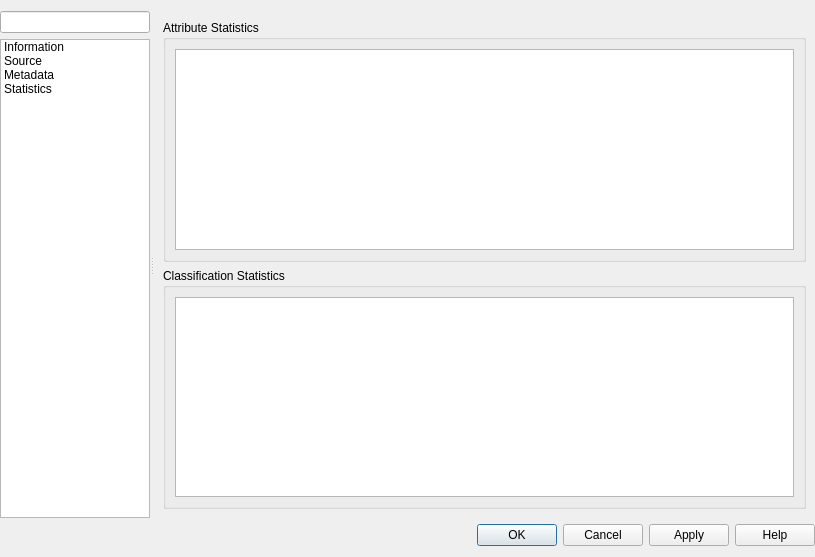
First picture: the form in src/ui/qgspointcloudlayerpropertiesbase.ui, repository qgis/QGIS, before the edit.
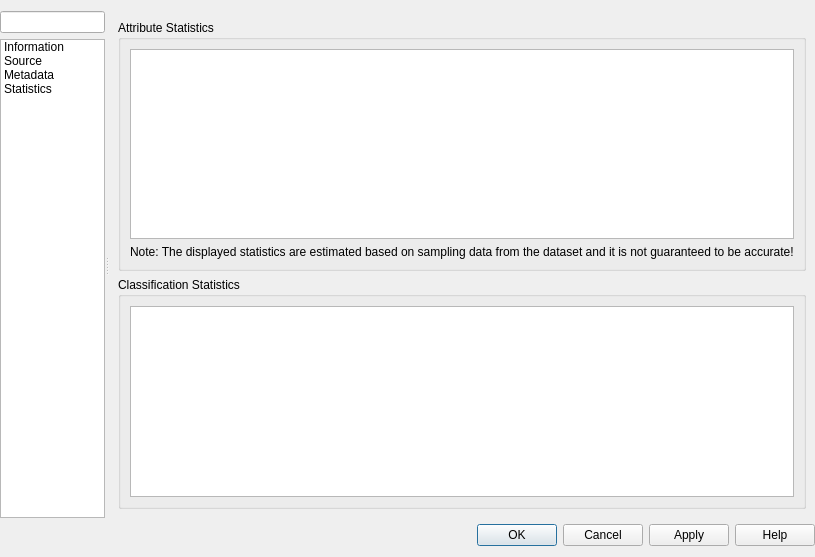
Second picture: the form after the edit. The open tabs and pages were chosen to show the change. Icons and pictures are not drawn. Custom widgets are drawn as their Qt base class.

What changed in the file:
```diff
--- a/src/ui/qgspointcloudlayerpropertiesbase.ui
+++ b/src/ui/qgspointcloudlayerpropertiesbase.ui
@@ -391,6 +391,17 @@
                 </property>
                </widget>
               </item>
+              <item>
+               <layout class="QGridLayout" name="gridLayout_4">
+                <item row="1" column="0">
+                 <widget class="QLabel" name="mStatisticsCalculationWarningLabel">
+                  <property name="text">
+                   <string>Note: The displayed statistics are estimated based on sampling data from the dataset and it is not guaranteed to be accurate!</string>
+                  </property>
+                 </widget>
+                </item>
+               </layout>
+              </item>
              </layout>
             </widget>
            </item>
```
Left out of the diff: 2 changed lines with no effect on the pictures.
